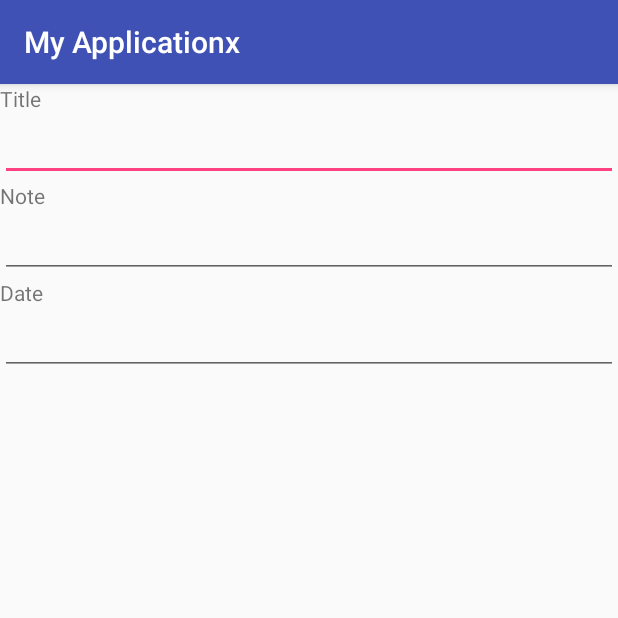
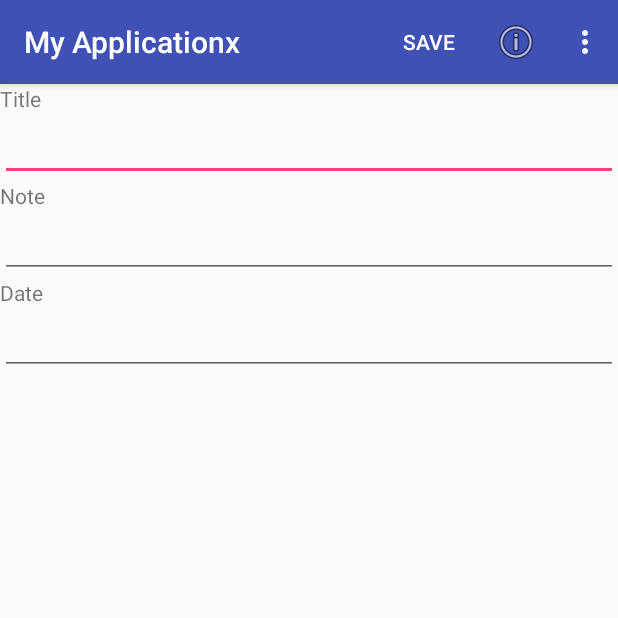
Before and after one commit to xameri/Sprintt3, an Android app: the AddNoteActivity screen opened directly, with no data from a screen before it, on a phone screen of 412 x 824 dp, the top half of it. Run offline under Robolectric (Android 15) with nearby library versions, the phone set to English and light mode, and no system bars.

Commit message:
I am commiting the initail of Sprint 1

```diff
--- /dev/null
+++ b/app/src/main/res/menu/menu_main.xml
@@ -0,0 +1,26 @@
+<?xml version="1.0" encoding="utf-8"?>
+
+    <menu xmlns:android="http://schemas.android.com/apk/res/android"
+        xmlns:app="http://schemas.android.com/apk/res-auto"
+        xmlns:tools="http://schemas.android.com/tools"
+        tools:context="com.example.xusenweli.notebook.MainActivity">
+
+        <item
+            android:id="@+id/action_add"
+
+            android:title="Add" />
+        <item
+            android:id="@+id/action_save"
+            android:title="Save"
+            app:showAsAction="always" />
+        <item
+            android:id="@+id/action_delete"
+            android:icon="@android:drawable/ic_delete"
+            android:title="Delete" />
+        <item
+            android:id="@+id/action_detail"
+            android:icon="@android:drawable/ic_menu_info_details"
+            android:title="Edit"
+            app:showAsAction="always" />
+
+</menu>
```
Also changed, not shown: app/src/main/java/com/example/faiza/myapplicationx/AddNoteActivity.java (+21 -15 lines), app/src/main/java/com/example/faiza/myapplicationx/MainActivity.java (+26 -32 lines), app/src/main/java/com/example/faiza/myapplicationx/NotesActivity.java (+22 -9 lines).
